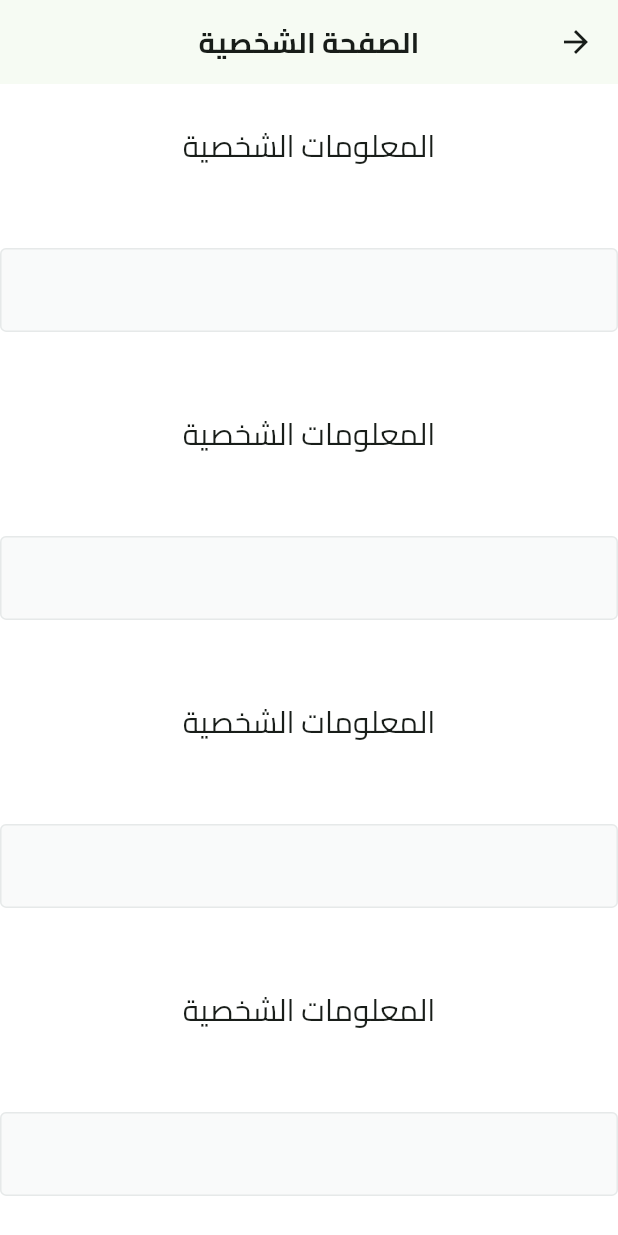
After one commit to Amr9958/ElserviceHup, a Flutter app: the EditProfile screen opened directly, on a phone screen of 412 x 824 dp. The commit adds this screen. Run offline on Flutter 3.47's test engine with Material 3 defaults, Android fonts, the phone set to English and light mode, and no system bars; our stand-ins replace bloc, cached_network_image, cloud_firestore, dartz, dots_indicator, equatable and 9 more; missing offline and left inert: svg_flutter; accounts and stored records are empty; network calls fail.

Commit message:
تابع تعديل الملف الشخصي

```diff
--- /dev/null
+++ b/lib/features/home/presentation/views/widgets/custom_text_form_fild.dart
@@ -0,0 +1,67 @@
+import 'package:flutter/material.dart';
+
+class CustomTextFormField extends StatelessWidget {
+  const CustomTextFormField({
+    super.key,
+    this.onChanged,
+    this.hintText,
+    this.controller,
+    this.obscureText = false,
+    this.onTap,
+    this.keyboardType,
+    this.icon,
+    this.validator,
+    this.maxLines,
+    this.readOnly = false,
+    this.labelText,
+    this.enabled,
+    this.expands = false,
+  });
+
+  final String? Function(String?)? validator;
+  final void Function()? onTap;
+  final Function(String)? onChanged;
+  final String? hintText, labelText;
+  final TextEditingController? controller;
+  final bool obscureText;
+  final Widget? icon;
+  final TextInputType? keyboardType;
+  final int? maxLines;
+  final bool readOnly;
+  final bool? enabled;
+  final bool expands;
+
+  @override
+  Widget build(BuildContext context) {
+    return TextFormField(
+      validator: validator ??
+          (data) {
+            if (data!.isEmpty) {
+              return 'يجب ملء هذا الحقل';
+            }
+            return null;
+          },
+      enabled: enabled,
+      keyboardType: keyboardType,
+      controller: controller,
+      readOnly: readOnly,
+      onTap: onTap,
+      obscureText: obscureText,
+      // maxLines: obscureText==true?null:maxLines,
+      // expands: expands,
+      decoration: InputDecoration(
+        suffixIcon: icon,
+        labelText: hintText,
+        enabledBorder: OutlineInputBorder(
+            borderRadius: const BorderRadius.all(Radius.circular(10)),
+            borderSide: BorderSide(color: Colors.grey.shade400)),
+        focusedBorder: const OutlineInputBorder(
+            borderRadius: BorderRadius.all(Radius.circular(10)),
+            borderSide: BorderSide(color: Colors.blue)),
+        border: const OutlineInputBorder(
+            borderRadius: BorderRadius.all(Radius.circular(10)),
+            borderSide: BorderSide(color: Colors.orange)),
+      ),
+    );
+  }
+}
--- /dev/null
+++ b/lib/features/home/presentation/views/widgets/edit_profile.dart
@@ -0,0 +1,64 @@
+import 'package:flutter/material.dart';
+import 'package:fruits_hub/core/utils/app_text_styles.dart';
+import 'package:fruits_hub/core/widgets/custom_text_field.dart';
+
+class EditProfile extends StatefulWidget {
+  const EditProfile({super.key});
+  static const String routeName = '/edit-profile';
+  @override
+  State<EditProfile> createState() => _EditProfileState();
+}
+
+class _EditProfileState extends State<EditProfile> {
+  @override
+  Widget build(BuildContext context) {
+    return Scaffold(
+      appBar: AppBar(
+        title: const Text(
+          "الصفحة الشخصية",
+          style: TextStyles.bold19,
+        ),
+        centerTitle: true,
+      ),
+      body: const EditProfileBody(),
+    );
+  }
+}
+
+class EditProfileBody extends StatefulWidget {
+  const EditProfileBody({super.key});
+
+  @override
+  State<EditProfileBody> createState() => _EditProfileBodyState();
+}
+
+class _EditProfileBodyState extends State<EditProfileBody> {
+  @override
+  Widget build(BuildContext context) {
+    return const Column(
+      mainAxisAlignment: MainAxisAlignment.spaceAround,
+      children: [
+        Text(
+          "المعلومات الشخصية",
+          style: TextStyle(fontSize: 20),
+        ),
+        CustomTextFormField(hintText: '', textInputType: TextInputType.text),
+        Text(
+          "المعلومات الشخصية",
+          style: TextStyle(fontSize: 20),
+        ),
+        CustomTextFormField(hintText: '', textInputType: TextInputType.text),
+        Text(
+          "المعلومات الشخصية",
+          style: TextStyle(fontSize: 20),
+        ),
+        CustomTextFormField(hintText: '', textInputType: TextInputType.text),
+        Text(
+          "المعلومات الشخصية",
+          style: TextStyle(fontSize: 20),
+        ),
+        CustomTextFormField(hintText: '', textInputType: TextInputType.text),
+      ],
+    );
+  }
+}
```
Also changed, not shown: lib/features/home/presentation/views/profile_view.dart (+9 -3 lines).
